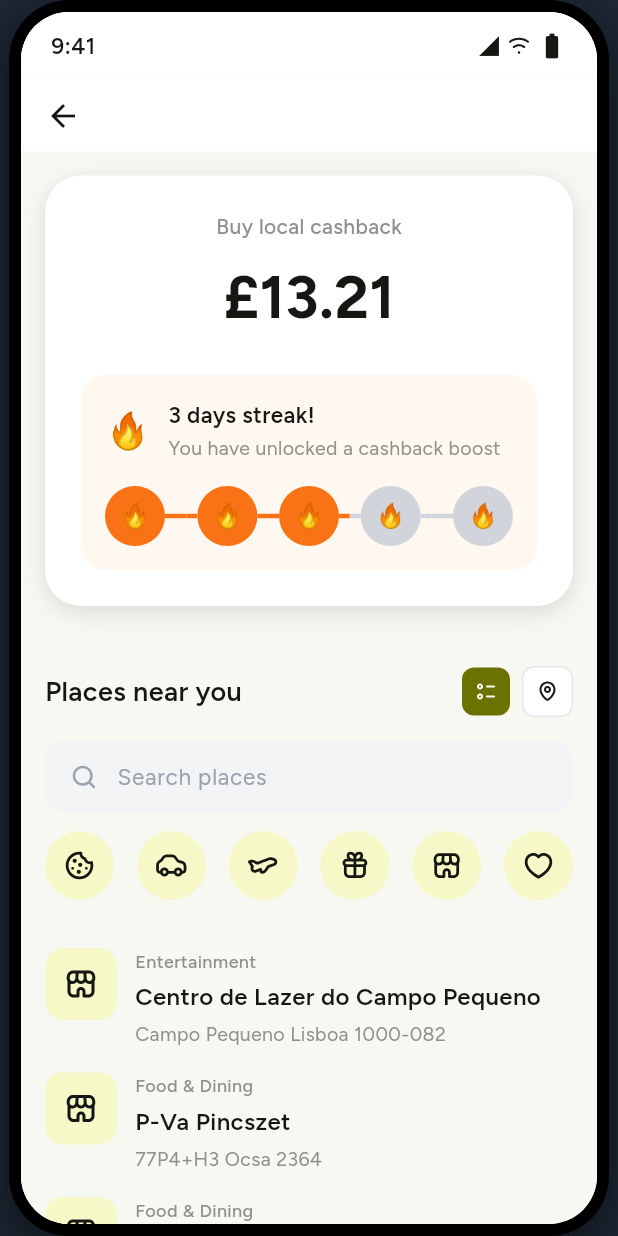
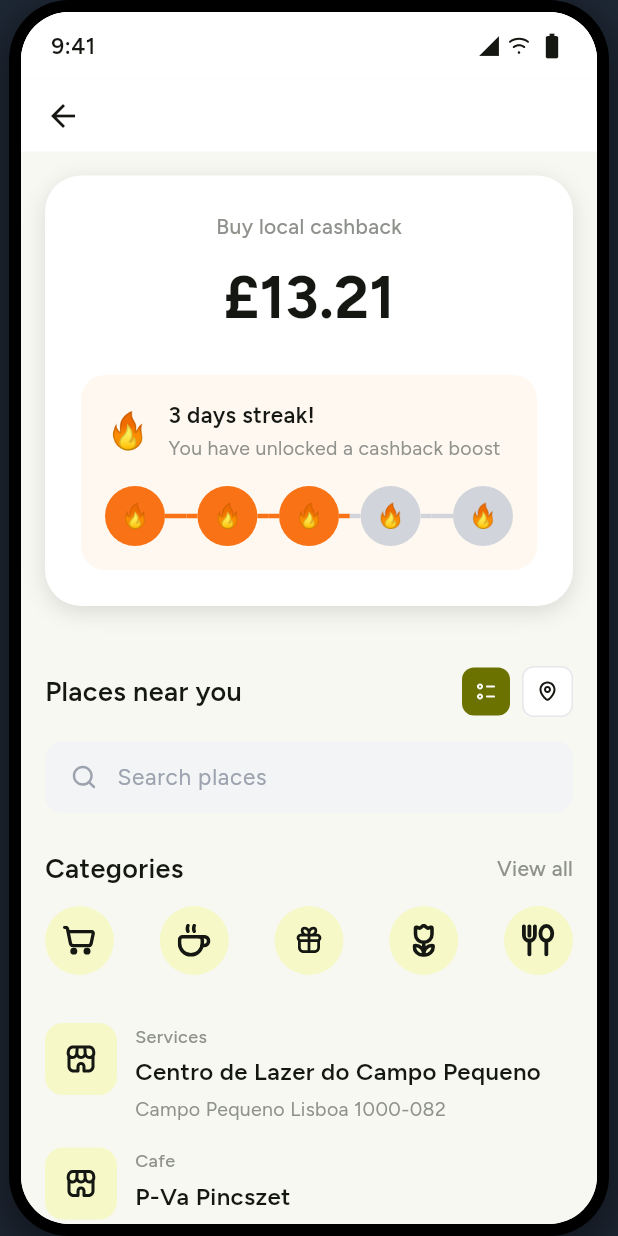
Before and after one commit to yulia-nikolaeva/test-merchant-rewards, a Flutter app: the screen it shows after launch, after a tap on "View all", on a phone screen of 412 x 824 dp. Run offline on Flutter 3.47's test engine with Material 3 defaults, Android fonts, the phone set to English and light mode, and no system bars; our stand-ins replace flutter_map, flutter_svg, latlong2.

Commit message:
Update category icons

```diff
--- a/lib/main.dart
+++ b/lib/main.dart
@@ -738,8 +738,7 @@ class _BuyLocalSection extends StatelessWidget {
       children: [
         Row(
           children: [
-            const Expanded(
-              child: Text(
+            const Text(
               'Buy local',
               style: TextStyle(
                 color: primaryText,
@@ -747,7 +746,34 @@ class _BuyLocalSection extends StatelessWidget {
                 fontWeight: FontWeight.w600,
               ),
             ),
-            ),
+            const SizedBox(width: 8),
+            Container(
+              padding: const EdgeInsets.symmetric(horizontal: 8, vertical: 4),
+              decoration: BoxDecoration(
+                color: const Color(0xFFE1E456),
+                borderRadius: BorderRadius.circular(12),
+              ),
+              child: Row(
+                mainAxisSize: MainAxisSize.min,
+                children: [
+                  const Icon(
+                    Icons.monetization_on,
+                    size: 14,
+                    color: primaryText,
+                  ),
+                  const SizedBox(width: 4),
+                  const Text(
+                    'Earn cashback',
+                    style: TextStyle(
+                      color: primaryText,
+                      fontSize: 12,
+                      fontWeight: FontWeight.w600,
+                    ),
+                  ),
+                ],
+              ),
+            ),
+            const Spacer(),
             GestureDetector(
               onTap: () {
                 Navigator.push(
@@ -773,43 +799,7 @@ class _BuyLocalSection extends StatelessWidget {
           mainAxisAlignment: MainAxisAlignment.spaceBetween,
           children: [
             _CircleIconBadge(
-              iconPath: 'assets/images/cookie.svg',
-              category: 'Food & Dining',
-              onTap: () {
-                Navigator.push(
-                  context,
-                  MaterialPageRoute(
-                    builder: (context) => const CashbackMerchantScreen(initialCategory: 'Food & Dining'),
-                  ),
-                );
-              },
-            ),
-            _CircleIconBadge(
-              iconPath: 'assets/images/car.svg',
-              category: 'Automotive',
-              onTap: () {
-                Navigator.push(
-                  context,
-                  MaterialPageRoute(
-                    builder: (context) => const CashbackMerchantScreen(initialCategory: 'Automotive'),
-                  ),
-                );
-              },
-            ),
-            _CircleIconBadge(
-              iconPath: 'assets/images/airplane.svg',
-              category: 'Entertainment',
-              onTap: () {
-                Navigator.push(
-                  context,
-                  MaterialPageRoute(
-                    builder: (context) => const CashbackMerchantScreen(initialCategory: 'Entertainment'),
-                  ),
-                );
-              },
-            ),
-            _CircleIconBadge(
-              iconPath: 'assets/images/gift.svg',
+              iconPath: 'assets/images/shopping-cart.svg',
               category: 'Retail',
               onTap: () {
                 Navigator.push(
@@ -821,25 +811,49 @@ class _BuyLocalSection extends StatelessWidget {
               },
             ),
             _CircleIconBadge(
-              iconPath: 'assets/images/store.svg',
-              category: 'Retail',
+              iconPath: 'assets/images/coffee-cup.svg',
+              category: 'Cafe',
               onTap: () {
                 Navigator.push(
                   context,
                   MaterialPageRoute(
-                    builder: (context) => const CashbackMerchantScreen(initialCategory: 'Retail'),
+                    builder: (context) => const CashbackMerchantScreen(initialCategory: 'Cafe'),
                   ),
                 );
               },
             ),
             _CircleIconBadge(
-              iconPath: 'assets/images/heart.svg',
-              category: 'Beauty & Barber',
+              iconPath: 'assets/images/gift.svg',
+              category: 'Gifts',
               onTap: () {
                 Navigator.push(
                   context,
                   MaterialPageRoute(
-                    builder: (context) => const CashbackMerchantScreen(initialCategory: 'Beauty & Barber'),
+                    builder: (context) => const CashbackMerchantScreen(initialCategory: 'Gifts'),
+                  ),
+                );
+              },
+            ),
+            _CircleIconBadge(
+              iconPath: 'assets/images/plant.svg',
+              category: 'Services',
+              onTap: () {
+                Navigator.push(
+                  context,
+                  MaterialPageRoute(
+                    builder: (context) => const CashbackMerchantScreen(initialCategory: 'Services'),
+                  ),
+                );
+              },
+            ),
+            _CircleIconBadge(
+              iconPath: 'assets/images/utensils.svg',
+              category: 'Restaurant',
+              onTap: () {
+                Navigator.push(
+                  context,
+                  MaterialPageRoute(
+                    builder: (context) => const CashbackMerchantScreen(initialCategory: 'Restaurant'),
                   ),
                 );
               },
@@ -1573,7 +1587,39 @@ class _CashbackMerchantScreenState extends State<CashbackMerchantScreen> {
                         ),
                       ),
                     ),
-                    // Category filter chips
+                    // Category filter section with title
+                    const SizedBox(height: 24),
+                    Padding(
+                      padding: const EdgeInsets.symmetric(horizontal: 16),
+                      child: Row(
+                        mainAxisAlignment: MainAxisAlignment.spaceBetween,
+                        children: [
+                          const Text(
+                            'Categories',
+                            style: TextStyle(
+                              color: Color(0xFF151712),
+                              fontSize: 18,
+                              fontWeight: FontWeight.w600,
+                            ),
+                          ),
+                          GestureDetector(
+                            onTap: () {
+                              setState(() {
+                                _selectedCategory = null;
+                              });
+                            },
+                            child: const Text(
+                              'View all',
+                              style: TextStyle(
+                                color: Color(0xFF8F928C),
+                                fontSize: 14,
+                                fontWeight: FontWeight.w500,
+                              ),
+                            ),
+                          ),
+                        ],
+                      ),
+                    ),
                     const SizedBox(height: 12),
                     Padding(
                       padding: const EdgeInsets.symmetric(horizontal: 16),
@@ -1581,37 +1627,7 @@ class _CashbackMerchantScreenState extends State<CashbackMerchantScreen> {
                         mainAxisAlignment: MainAxisAlignment.spaceBetween,
                         children: [
                           _CategoryIconFilter(
-                            iconPath: 'assets/images/cookie.svg',
-                            category: 'Food & Dining',
-                            selected: _selectedCategory == 'Food & Dining',
-                            onTap: () {
-                              setState(() {
-                                _selectedCategory = _selectedCategory == 'Food & Dining' ? null : 'Food & Dining';
-                              });
-                            },
-                          ),
-                          _CategoryIconFilter(
-                            iconPath: 'assets/images/car.svg',
-                            category: 'Automotive',
-                            selected: _selectedCategory == 'Automotive',
-                            onTap: () {
-                              setState(() {
-                                _selectedCategory = _selectedCategory == 'Automotive' ? null : 'Automotive';
-                              });
-                            },
-                          ),
-                          _CategoryIconFilter(
-                            iconPath: 'assets/images/airplane.svg',
-                            category: 'Entertainment',
-                            selected: _selectedCategory == 'Entertainment',
-                            onTap: () {
-                              setState(() {
-                                _selectedCategory = _selectedCategory == 'Entertainment' ? null : 'Entertainment';
-                              });
-                            },
-                          ),
-                          _CategoryIconFilter(
-                            iconPath: 'assets/images/gift.svg',
+                            iconPath: 'assets/images/shopping-cart.svg',
                             category: 'Retail',
                             selected: _selectedCategory == 'Retail',
                             onTap: () {
@@ -1621,22 +1637,42 @@ class _CashbackMerchantScreenState extends State<CashbackMerchantScreen> {
                             },
                           ),
                           _CategoryIconFilter(
-                            iconPath: 'assets/images/store.svg',
-                            category: 'Retail',
-                            selected: _selectedCategory == 'Retail',
+                            iconPath: 'assets/images/coffee-cup.svg',
+                            category: 'Cafe',
+                            selected: _selectedCategory == 'Cafe',
                             onTap: () {
                               setState(() {
-                                _selectedCategory = _selectedCategory == 'Retail' ? null : 'Retail';
+                                _selectedCategory = _selectedCategory == 'Cafe' ? null : 'Cafe';
                               });
                             },
                           ),
                           _CategoryIconFilter(
-                            iconPath: 'assets/images/heart.svg',
-                            category: 'Beauty & Barber',
-                            selected: _selectedCategory == 'Beauty & Barber',
+                            iconPath: 'assets/images/gift.svg',
+                            category: 'Gifts',
+                            selected: _selectedCategory == 'Gifts',
                             onTap: () {
                               setState(() {
-                                _selectedCategory = _selectedCategory == 'Beauty & Barber' ? null : 'Beauty & Barber';
+                                _selectedCategory = _selectedCategory == 'Gifts' ? null : 'Gifts';
+                              });
+                            },
+                          ),
+                          _CategoryIconFilter(
+                            iconPath: 'assets/images/plant.svg',
+                            category: 'Services',
+                            selected: _selectedCategory == 'Services',
+                            onTap: () {
+                              setState(() {
+                                _selectedCategory = _selectedCategory == 'Services' ? null : 'Services';
+                              });
+                            },
+                          ),
+                          _CategoryIconFilter(
+                            iconPath: 'assets/images/utensils.svg',
+                            category: 'Restaurant',
+                            selected: _selectedCategory == 'Restaurant',
+                            onTap: () {
+                              setState(() {
+                                _selectedCategory = _selectedCategory == 'Restaurant' ? null : 'Restaurant';
                               });
                             },
                           ),
@@ -1808,21 +1844,27 @@ class _CashbackMerchantScreenState extends State<CashbackMerchantScreen> {
 
 // Helper function to get category from MCC code
 String _getMccCategory(String mcc) {
+  // Assign categories based on merchant ID for variety across the 5 categories
+  final merchantId = int.tryParse(mcc) ?? 0;
+  final categories = ['Retail', 'Cafe', 'Gifts', 'Services', 'Restaurant'];
+
+  // Use a simple hash-like distribution based on MCC
   switch (mcc) {
-    case '5812':
-    case '5813':
-    case '5814':
-      return 'Food & Dining';
-    case '7230':
-      return 'Beauty & Barber';
-    case '7523':
-      return 'Parking';
-    case '7538':
-      return 'Automotive';
-    case '7832':
-      return 'Entertainment';
+    case '5812': // Restaurants
+    case '5814': // Fast Food
+      return merchantId % 2 == 0 ? 'Restaurant' : 'Cafe';
+    case '5813': // Bars
+      return 'Cafe';
+    case '7230': // Beauty
+      return 'Services';
+    case '7523': // Parking
+    case '7538': // Auto service
+      return 'Services';
+    case '7832': // Entertainment
+      return 'Services';
     default:
-      return 'Retail';
+      // Distribute remaining between Retail and Gifts
+      return merchantId % 3 == 0 ? 'Gifts' : 'Retail';
   }
 }
 
```
Also changed, not shown: assets/designs/Business Account - Home-1.png (deleted), assets/designs/Business Account - Home.png (deleted), assets/designs/Home -_ Happy path.png (deleted), assets/designs/Home -_ User with no card.png (deleted), assets/designs/Sheet -_ First cashback payment-1.png (deleted), assets/designs/Sheet -_ First cashback payment.png (deleted), assets/designs/Sheet -_ Happy path.png (deleted), assets/designs/Sheet -_ Loading.png (deleted), assets/designs/image 3.png (deleted), assets/designs/image3.png (deleted), assets/images/coffee-cup.svg (added), assets/images/plant.svg (added), assets/images/shopping-cart.svg (added), assets/images/utensils.svg (added). Lines whose indentation alone changed are shown as unchanged.
